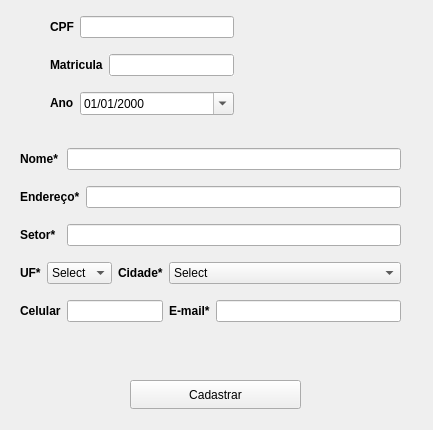
This is SistemaDeMatriculas-V0/cadastroaluno.ui in leonardopereira10/UEG as Qt 5 draws it before an edit. The edited form follows.
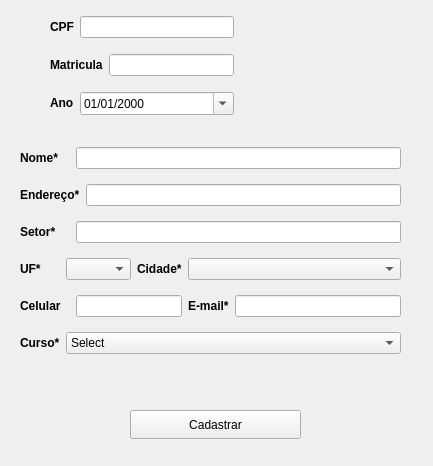
This is the edited form. Icons and pictures are not drawn.

The edit to the form file:
```diff
--- a/SistemaDeMatriculas-V0/cadastroaluno.ui
+++ b/SistemaDeMatriculas-V0/cadastroaluno.ui
@@ -7,7 +7,7 @@
     <x>0</x>
     <y>0</y>
     <width>433</width>
-    <height>430</height>
+    <height>466</height>
    </rect>
   </property>
   <property name="windowTitle">
@@ -140,7 +140,7 @@
    <property name="geometry">
     <rect>
      <x>130</x>
-     <y>380</y>
+     <y>410</y>
      <width>171</width>
      <height>29</height>
     </rect>
@@ -205,7 +205,7 @@
    <property name="geometry">
     <rect>
      <x>110</x>
-     <y>350</y>
+     <y>380</y>
      <width>221</width>
      <height>20</height>
     </rect>
@@ -218,7 +218,7 @@
    <property name="geometry">
     <rect>
      <x>404</x>
-     <y>300</y>
+     <y>295</y>
      <width>31</width>
      <height>31</height>
     </rect>
@@ -231,7 +231,7 @@
    <property name="geometry">
     <rect>
      <x>404</x>
-     <y>260</y>
+     <y>258</y>
      <width>31</width>
      <height>31</height>
     </rect>
@@ -240,19 +240,56 @@
     <string/>
    </property>
   </widget>
-  <widget class="QWidget" name="">
+  <widget class="QLabel" name="labelValidCurso">
+   <property name="geometry">
+    <rect>
+     <x>404</x>
+     <y>330</y>
+     <width>31</width>
+     <height>31</height>
+    </rect>
+   </property>
+   <property name="text">
+    <string/>
+   </property>
+  </widget>
+  <widget class="QWidget" name="layoutWidget">
    <property name="geometry">
     <rect>
      <x>20</x>
      <y>142</y>
      <width>381</width>
-     <height>191</height>
+     <height>222</height>
     </rect>
    </property>
-   <layout class="QGridLayout" name="gridLayout_2" columnstretch="0,0,0,1,1,0,10,0">
+   <layout class="QGridLayout" name="gridLayout_2" columnstretch="0,0,0,1,0,0,10,1">
     <property name="verticalSpacing">
      <number>10</number>
     </property>
+    <item row="0" column="2" colspan="6">
+     <widget class="QLineEdit" name="campoNome">
+      <property name="maxLength">
+       <number>30</number>
+      </property>
+     </widget>
+    </item>
+    <item row="1" column="3" colspan="5">
+     <widget class="QLineEdit" name="campoEndereco">
+      <property name="text">
+       <string/>
+      </property>
+      <property name="maxLength">
+       <number>30</number>
+      </property>
+     </widget>
+    </item>
+    <item row="4" column="2" colspan="3">
+     <widget class="QLineEdit" name="campoCelular">
+      <property name="text">
+       <string/>
+      </property>
+     </widget>
+    </item>
     <item row="0" column="0" colspan="2">
      <widget class="QLabel" name="labelNome">
       <property name="text">
@@ -260,13 +297,6 @@
       </property>
      </widget>
     </item>
-    <item row="0" column="2" colspan="6">
-     <widget class="QLineEdit" name="campoNome">
-      <property name="maxLength">
-       <number>30</number>
-      </property>
-     </widget>
-    </item>
     <item row="1" column="0" colspan="3">
      <widget class="QLabel" name="labelEndereco">
       <property name="text">
@@ -274,27 +304,10 @@
       </property>
      </widget>
     </item>
-    <item row="1" column="3" colspan="5">
-     <widget class="QLineEdit" name="campoEndereco">
+    <item row="4" column="5">
+     <widget class="QLabel" name="labelEmail">
       <property name="text">
-       <string/>
-      </property>
-      <property name="maxLength">
-       <number>30</number>
-      </property>
-     </widget>
-    </item>
-    <item row="2" column="0" colspan="2">
-     <widget class="QLabel" name="labelSetor">
-      <property name="text">
-       <string>&lt;html&gt;&lt;head/&gt;&lt;body&gt;&lt;p&gt;&lt;span style=&quot; font-weight:600;&quot;&gt;Setor*&lt;/span&gt;&lt;/p&gt;&lt;/body&gt;&lt;/html&gt;</string>
-      </property>
-     </widget>
-    </item>
-    <item row="2" column="2" colspan="6">
-     <widget class="QLineEdit" name="campoSetor">
-      <property name="maxLength">
-       <number>30</number>
+       <string>&lt;html&gt;&lt;head/&gt;&lt;body&gt;&lt;p&gt;&lt;span style=&quot; font-weight:600;&quot;&gt;E-mail*&lt;/span&gt;&lt;/p&gt;&lt;/body&gt;&lt;/html&gt;</string>
       </property>
      </widget>
     </item>
@@ -305,18 +318,6 @@
       </property>
      </widget>
     </item>
-    <item row="3" column="1" colspan="3">
-     <widget class="QComboBox" name="boxEstado">
-      <property name="currentText">
-       <string>Select</string>
-      </property>
-      <item>
-       <property name="text">
-        <string>Select</string>
-       </property>
-      </item>
-     </widget>
-    </item>
     <item row="4" column="0" colspan="2">
      <widget class="QLabel" name="labelCelular">
       <property name="text">
@@ -324,27 +325,6 @@
       </property>
      </widget>
     </item>
-    <item row="4" column="2" colspan="3">
-     <widget class="QLineEdit" name="campoCelular">
-      <property name="text">
-       <string/>
-      </property>
-     </widget>
-    </item>
-    <item row="4" column="5">
-     <widget class="QLabel" name="labelEmail">
-      <property name="text">
-       <string>&lt;html&gt;&lt;head/&gt;&lt;body&gt;&lt;p&gt;&lt;span style=&quot; font-weight:600;&quot;&gt;E-mail*&lt;/span&gt;&lt;/p&gt;&lt;/body&gt;&lt;/html&gt;</string>
-      </property>
-     </widget>
-    </item>
-    <item row="4" column="6" colspan="2">
-     <widget class="QLineEdit" name="campoEmail">
-      <property name="text">
-       <string/>
-      </property>
-     </widget>
-    </item>
     <item row="3" column="4">
      <widget class="QLabel" name="labelCidade">
       <property name="text">
@@ -352,9 +332,64 @@
       </property>
      </widget>
     </item>
+    <item row="2" column="0" colspan="2">
+     <widget class="QLabel" name="labelSetor">
+      <property name="text">
+       <string>&lt;html&gt;&lt;head/&gt;&lt;body&gt;&lt;p&gt;&lt;span style=&quot; font-weight:600;&quot;&gt;Setor*&lt;/span&gt;&lt;/p&gt;&lt;/body&gt;&lt;/html&gt;</string>
+      </property>
+     </widget>
+    </item>
+    <item row="2" column="2" colspan="6">
+     <widget class="QLineEdit" name="campoSetor">
+      <property name="maxLength">
+       <number>30</number>
+      </property>
+     </widget>
+    </item>
+    <item row="3" column="1" colspan="3">
+     <widget class="QComboBox" name="boxEstado">
+      <property name="currentText">
+       <string/>
+      </property>
+      <property name="currentIndex">
+       <number>-1</number>
+      </property>
+      <item>
+       <property name="text">
+        <string>Select</string>
+       </property>
+      </item>
+     </widget>
+    </item>
     <item row="3" column="5" colspan="3">
      <widget class="QComboBox" name="boxCidade">
       <property name="currentIndex">
+       <number>-1</number>
+      </property>
+      <item>
+       <property name="text">
+        <string>Select</string>
+       </property>
+      </item>
+     </widget>
+    </item>
+    <item row="4" column="6" colspan="2">
+     <widget class="QLineEdit" name="campoEmail">
+      <property name="text">
+       <string/>
+      </property>
+     </widget>
+    </item>
+    <item row="5" column="0">
+     <widget class="QLabel" name="labelCurso">
+      <property name="text">
+       <string>&lt;html&gt;&lt;head/&gt;&lt;body&gt;&lt;p&gt;&lt;span style=&quot; font-weight:600;&quot;&gt;Curso*&lt;/span&gt;&lt;/p&gt;&lt;/body&gt;&lt;/html&gt;</string>
+      </property>
+     </widget>
+    </item>
+    <item row="5" column="1" colspan="7">
+     <widget class="QComboBox" name="boxCurso">
+      <property name="currentIndex">
        <number>0</number>
       </property>
       <item>
```
Left out of the diff: 7 changed lines with no effect on the pictures.
